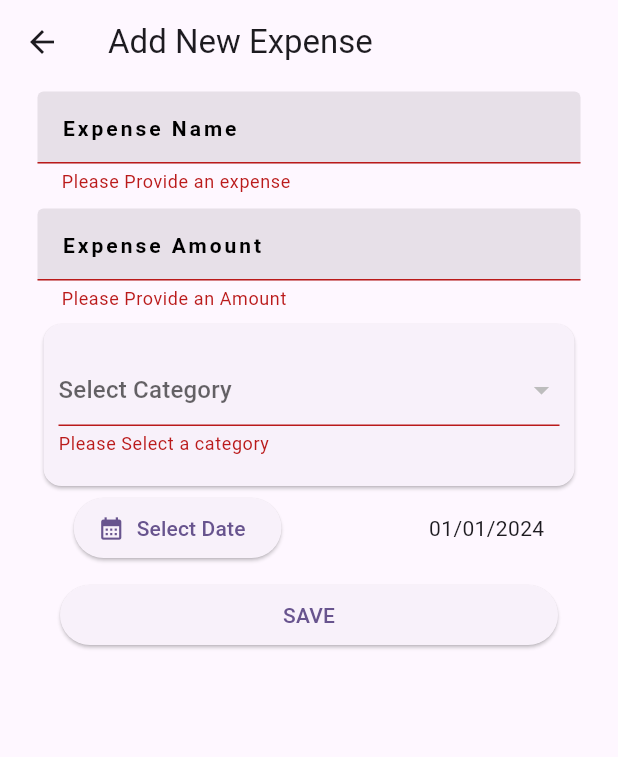
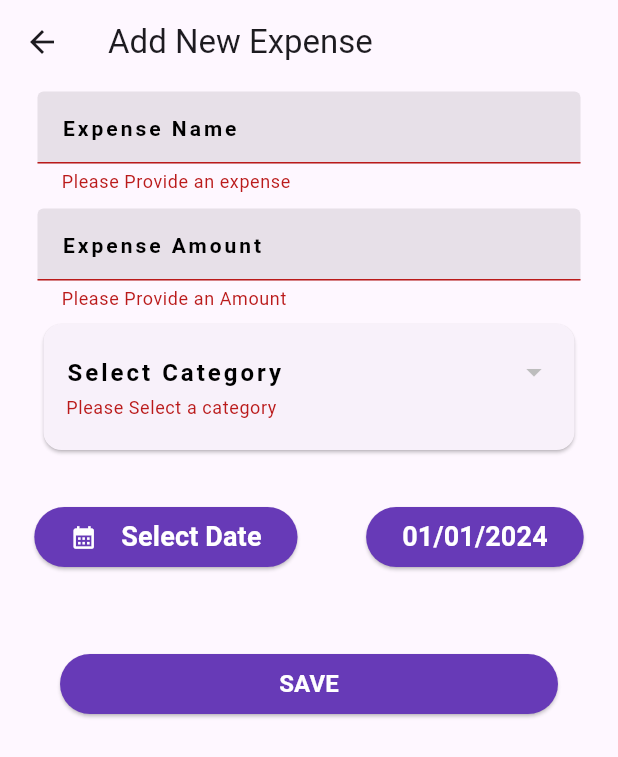
Before and after one commit to faisal-fardin/daily_expense-with-local_database, a Flutter app: the AddExpensePage screen opened by its route, after a tap on "SAVE", on a phone screen of 412 x 824 dp. Shown: the top 757 px of the screen. Run offline on Flutter 3.47's test engine with Material 3 defaults, Android fonts, the phone set to English and light mode, and no system bars; our stand-ins replace get, google_fonts, sqflite; accounts and stored records are empty; Roboto replaces fonts that are missing (Exo).

Commit message:
added something design

```diff
--- a/lib/db/db_helper.dart
+++ b/lib/db/db_helper.dart
@@ -50,7 +50,7 @@ class DbHelper{
 
   Future<List<CategoryModels>> getAllCategories() async{
     final db = await _open();
-    final List<Map<String,dynamic>> mapList = await db.query(tblCategory);
+    final List<Map<String,dynamic>> mapList = await db.query(tblCategory,orderBy: tblCategoryColName);
     return List.generate(mapList.length, (index) => CategoryModels.fromMap(mapList[index]));
   }
 
@@ -60,6 +60,11 @@ class DbHelper{
     return List.generate(mapList.length, (index) => ExpenseModels.fromMap(mapList[index]));
   }
 
+  Future<List<ExpenseModels>> getAllExpensesByCategoryName(String name) async{
+    final db = await _open();
+    final List<Map<String,dynamic>> mapList = await db.query(tblExpense,where: '$tblExpenseColCategory = ? ', whereArgs: [name]);
+    return List.generate(mapList.length, (index) => ExpenseModels.fromMap(mapList[index]));
+  }
 
   Future<CategoryModels> getCategoryByName(String name) async{
     final db = await _open();
--- a/lib/pages/add_expense_page.dart
+++ b/lib/pages/add_expense_page.dart
@@ -34,7 +34,8 @@ class _AddExpensePageState extends State<AddExpensePage> {
       expenseModel = arg as ExpenseModels;
       _nameController.text = expenseModel!.name;
       _amountController.text = expenseModel!.amount.toString();
-      selectedDate = DateTime.fromMillisecondsSinceEpoch(expenseModel!.timeStamp);
+      selectedDate =
+          DateTime.fromMillisecondsSinceEpoch(expenseModel!.timeStamp);
       _getCategory(expenseModel!.name);
     }
     super.didChangeDependencies();
@@ -44,7 +45,8 @@ class _AddExpensePageState extends State<AddExpensePage> {
   Widget build(BuildContext context) {
     return Scaffold(
       appBar: AppBar(
-        title:  Text( expenseModel == null ? 'Add New Expense' : 'Update Expense'),
+        title:
+            Text(expenseModel == null ? 'Add New Expense' : 'Update Expense'),
       ),
       body: Form(
         key: _formKey,
@@ -110,20 +112,33 @@ class _AddExpensePageState extends State<AddExpensePage> {
                 child: Card(
                   child: Padding(
                     padding: const EdgeInsets.symmetric(
-                        horizontal: 10.0, vertical: 20),
+                        horizontal: 15.0, vertical: 20),
                     child: Consumer<AppProvider>(
                       builder: (context, provider, child) =>
                           DropdownButtonFormField<CategoryModels>(
+                        decoration:
+                            const InputDecoration.collapsed(hintText: ''),
                         value: categoryModels,
-                        hint: const Text('Select Category'),
+                        hint: const Text(
+                          'Select Category',
+                          style: TextStyle(
+                              color: Colors.black,
+                              fontSize: 16,
+                              letterSpacing: 2,
+                              fontWeight: FontWeight.bold),
+                        ),
                         isExpanded: true,
                         items: provider.categoryList
                             .map(
                               (e) => DropdownMenuItem<CategoryModels>(
+                                enabled: e.name == "All" ? false : true,
                                 value: e,
                                 child: Text(
                                   e.name,
-                                  style: const TextStyle(
+                                  style: TextStyle(
+                                      color: e.name == "All"
+                                          ? Colors.grey
+                                          : Colors.black,
                                       fontSize: 18,
                                       fontWeight: FontWeight.bold),
                                 ),
@@ -146,28 +161,66 @@ class _AddExpensePageState extends State<AddExpensePage> {
                   ),
                 ),
               ),
+              const SizedBox(
+                height: 30,
+              ),
               Row(
                 mainAxisAlignment: MainAxisAlignment.spaceAround,
                 children: [
                   ElevatedButton.icon(
+                    style: ElevatedButton.styleFrom(
+                        backgroundColor: Colors.deepPurple),
                     onPressed: _showDatePicker,
-                    icon: const Icon(Icons.calendar_month_sharp),
-                    label: const Text('Select Date'),
+                    icon: const Padding(
+                      padding: EdgeInsets.all(8.0),
+                      child: Icon(
+                        Icons.calendar_month_sharp,
+                        color: Colors.white,
                       ),
-                  Text(getFormattedDate(selectedDate)),
+                    ),
+                    label: const Text(
+                      'Select Date',
+                      style: TextStyle(
+                          color: Colors.white,
+                          fontSize: 18,
+                          fontWeight: FontWeight.bold),
+                    ),
+                  ),
+                  ElevatedButton(
+                    style: ElevatedButton.styleFrom(
+                        backgroundColor: Colors.deepPurple),
+                    onPressed: (){},
+                    child: Text(getFormattedDate(selectedDate),style:const TextStyle(
+                        color: Colors.white,
+                        fontSize: 18,
+                        fontWeight: FontWeight.bold),),
+                  ),
                 ],
               ),
-              if(expenseModel == null )Padding(
-                padding:
-                    const EdgeInsets.symmetric(horizontal: 40.0, vertical: 10),
+              const SizedBox(
+                height: 40,
+              ),
+              if (expenseModel == null)
+                Padding(
+                  padding: const EdgeInsets.symmetric(
+                      horizontal: 40.0, vertical: 10),
                   child: ElevatedButton(
+                    style: ElevatedButton.styleFrom(
+                        backgroundColor: Colors.deepPurple),
                     onPressed: saveExpense,
-                  child: const Text('SAVE'),
+                    child: const Text(
+                      'SAVE',
+                      style: TextStyle(
+                          color: Colors.white,
+                          fontSize: 16,
+                          fontWeight: FontWeight.bold),
                     ),
                   ),
-              if(expenseModel != null) Padding(
-                padding:
-                    const EdgeInsets.symmetric(horizontal: 40.0, vertical: 10),
+                ),
+              if (expenseModel != null)
+                Padding(
+                  padding: const EdgeInsets.symmetric(
+                      horizontal: 40.0, vertical: 10),
                   child: ElevatedButton(
                     onPressed: _updateExpense,
                     child: const Text('UPDATE'),
@@ -230,9 +283,8 @@ class _AddExpensePageState extends State<AddExpensePage> {
     setState(() {});
   }
 
-  void _updateExpense() async{
-    if (_formKey.currentState!.validate()){
-
+  void _updateExpense() async {
+    if (_formKey.currentState!.validate()) {
       expenseModel!.name = _nameController.text.trim();
       expenseModel!.categoryName = categoryModels!.name;
       expenseModel!.amount = num.parse(_amountController.text.trim());
--- a/lib/pages/home_page.dart
+++ b/lib/pages/home_page.dart
@@ -4,25 +4,98 @@ import 'package:daily_expense/utils/widgets_funcation.dart';
 import 'package:flutter/material.dart';
 import 'package:get/get.dart';
 import 'package:provider/provider.dart';
+import '../models/category_models.dart';
 import '../provider/app_provider.dart';
 
-class HomePage extends StatelessWidget {
+class HomePage extends StatefulWidget {
   static const String routeName = '/';
+  const HomePage({super.key});
+  @override
+  State<HomePage> createState() => _HomePageState();
+}
+class _HomePageState extends State<HomePage> {
 
-  const HomePage({super.key});
+  CategoryModels? categoryModel;
+  @override
+  void didChangeDependencies() {
+    Provider.of<AppProvider>(context, listen: false).getAllExpenses();
+    Provider.of<AppProvider>(context, listen: false).getAllCategories();
+    super.didChangeDependencies();
+  }
+
 
   @override
   Widget build(BuildContext context) {
-    Provider.of<AppProvider>(context, listen: false).getAllExpenses();
+
     return SafeArea(
       child: Scaffold(
         drawer: const MainDrawer(),
         appBar: AppBar(
+          actions: [
+            IconButton(
+              onPressed: () {},
+              icon: const Icon(Icons.calendar_month),
+            ),
+          ],
           title: const Text('Home Page'),
           backgroundColor: Colors.black26,
         ),
         body: Consumer<AppProvider>(
-          builder: (context, provider, child) => ListView.builder(
+          builder: (context, provider, child) => Column(
+            children: [
+              Padding(
+                padding:
+                const EdgeInsets.symmetric(horizontal: 12.0, vertical: 5),
+                child: Card(
+                  child: Padding(
+                    padding: const EdgeInsets.symmetric(
+                        horizontal: 10.0, vertical: 20),
+                    child: Consumer<AppProvider>(
+                      builder: (context, provider, child) =>
+                          DropdownButtonFormField<CategoryModels>(
+                            value: categoryModel,
+                            hint: const Text('Select Category'),
+
+                            isExpanded: true,
+                            items: provider.categoryList
+                                .map(
+                                  (e) => DropdownMenuItem<CategoryModels>(
+
+                                value: e,
+                                child: Text(
+                                  e.name,
+                                  style: const TextStyle(
+                                      fontSize: 18,
+                                      fontWeight: FontWeight.bold),
+                                ),
+                              ),
+                            )
+                                .toList(),
+                            onChanged: (value) {
+                              setState(() {
+                                categoryModel = value;
+                              });
+                              if(categoryModel!.name == 'All'){
+                                provider.getAllExpenses();
+                              }else{
+                                provider.getAllExpensesByCategoryName(categoryModel!.name);
+                              }
+
+                            },
+                            validator: (value) {
+                              if (value == null) {
+                                return 'Please Select a category';
+                              }
+                              return null;
+                            },
+                          ),
+                    ),
+                  ),
+                ),
+              ),
+
+              Expanded(
+                child: ListView.builder(
                     itemCount: provider.expenseList.length,
                     itemBuilder: (context, index) {
                       final expense = provider.expenseList[index];
@@ -53,8 +126,8 @@ class HomePage extends StatelessWidget {
                             ),
                           );
                         },
-                  onDismissed: (direction) async{
-                    final deleteId  = await provider.deleteExpense(expense.id!);
+                        onDismissed: (direction) async {
+                          final deleteId = await provider.deleteExpense(expense.id!);
                           showMsg(context, 'Deleted');
                         },
                         background: Container(
@@ -79,8 +152,8 @@ class HomePage extends StatelessWidget {
                               ),
                               child: ListTile(
                                 leading: IconButton(
-                            onPressed: (){
-                              Get.toNamed('/addExpense',arguments: expense);
+                                  onPressed: () {
+                                    Get.toNamed('/addExpense', arguments: expense);
                                   },
                                   icon: const Icon(Icons.edit),
                                 ),
@@ -110,9 +183,14 @@ class HomePage extends StatelessWidget {
                       );
                     }),
               ),
+            ],
+          ),
+        ),
         floatingActionButton: FloatingActionButton(
           onPressed: () {
-            Get.toNamed('/addExpense',);
+            Get.toNamed(
+              '/addExpense',
+            );
           },
           child: const Icon(Icons.add),
         ),
--- a/lib/provider/app_provider.dart
+++ b/lib/provider/app_provider.dart
@@ -43,6 +43,12 @@ class AppProvider extends ChangeNotifier {
     notifyListeners();
   }
 
+  Future<void>getAllExpensesByCategoryName(String name) async{
+    expenseList = await db.getAllExpensesByCategoryName(name);
+    notifyListeners();
+  }
+
+
   Future<CategoryModels> getCategoryByName(String name) async {
     return db.getCategoryByName(name);
   }
```
Lines whose indentation alone changed are shown as unchanged.
